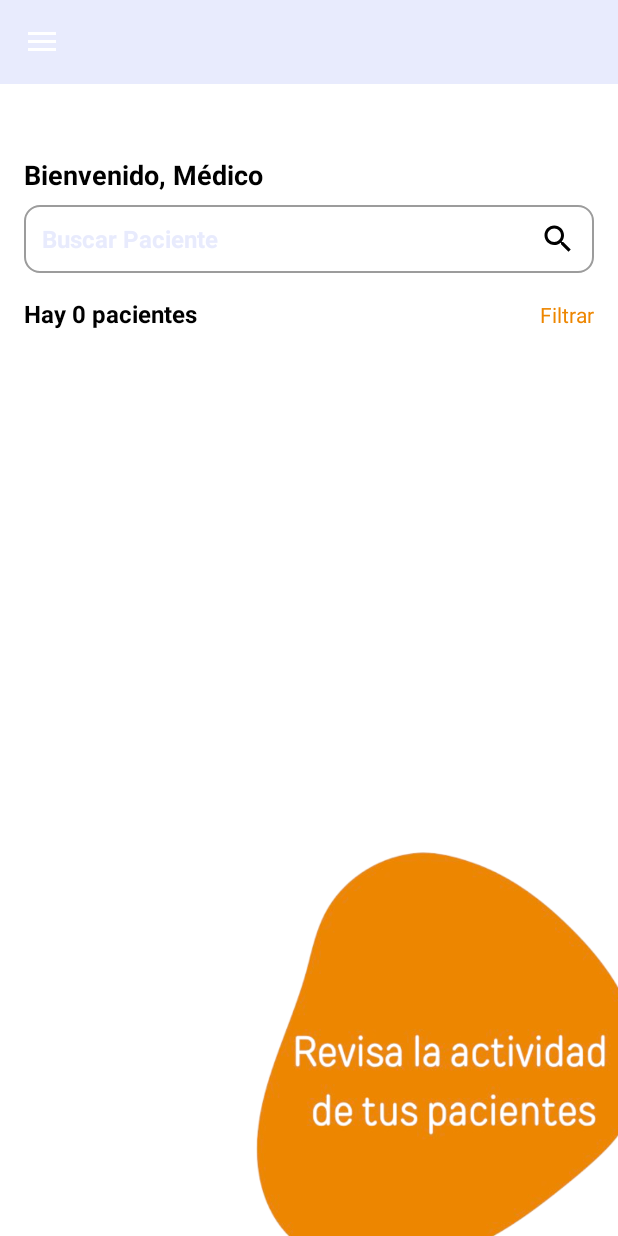
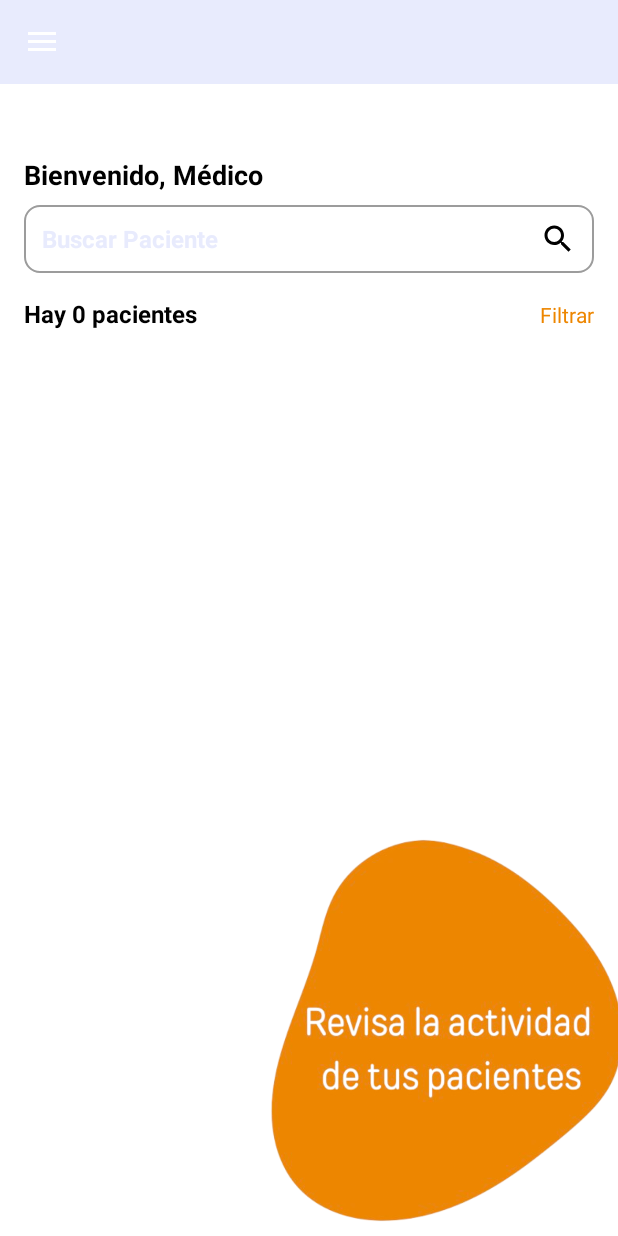
Before and after one commit to Doblado3/NutriMatev1, an Android app: the HomeFragmentMed screen opened directly, with no data from a screen before it, on a phone screen of 412 x 824 dp. Run offline under Robolectric (Android 15) with nearby library versions, the phone set to English and light mode, and no system bars; our stand-ins replace Firebase (no records; nobody signed in at launch, a user with empty details on screens opened directly).

```diff
--- a/app/src/main/java/com/example/nutrimatev1/modelo/Paciente.kt
+++ b/app/src/main/java/com/example/nutrimatev1/modelo/Paciente.kt
@@ -2,5 +2,6 @@ package com.example.nutrimatev1.modelo
 
 import java.util.Calendar
 
-class Paciente(val id:String,val nombre: String, val apellidos: String) {
+class Paciente(val id:String,val nombre: String, val fechaNac: String, val telefono: String, val sexo: String, val apellidos: String) {
+
 }
--- a/app/src/main/res/layout/fragment_home_med.xml
+++ b/app/src/main/res/layout/fragment_home_med.xml
@@ -9,21 +9,19 @@
 
     <ImageView
         android:id="@+id/imageView2"
-        android:layout_width="400dp"
-        android:layout_height="300dp"
+        android:layout_width="371dp"
+        android:layout_height="274dp"
         android:layout_marginStart="180dp"
-        android:layout_marginTop="550dp"
-        android:layout_marginBottom="16dp"
         android:src="@drawable/revisa_forma"
         app:layout_constraintBottom_toBottomOf="parent"
         app:layout_constraintEnd_toEndOf="parent"
-        app:layout_constraintStart_toStartOf="parent"
-        app:layout_constraintTop_toTopOf="@+id/scrollView2" />
+        app:layout_constraintHorizontal_bias="0.508"
+        app:layout_constraintStart_toStartOf="parent" />
 
     <ScrollView
         android:id="@+id/scrollView2"
         android:layout_width="match_parent"
-        android:layout_height="match_parent">
+        android:layout_height="wrap_content">
 
         <LinearLayout
             android:layout_width="match_parent"
--- a/app/src/main/res/layout/layout_pacientes.xml
+++ b/app/src/main/res/layout/layout_pacientes.xml
@@ -29,12 +29,12 @@
         app:layout_constraintTop_toTopOf="parent" />
 
     <TextView
-        android:id="@+id/textView_apellidosPac"
+        android:id="@+id/textView_emailPac"
         android:layout_width="wrap_content"
         android:layout_height="wrap_content"
         android:paddingLeft="8dp"
-        android:text="Fecha"
-        android:textColor="@color/grey"
+        android:text="Email"
+        android:textColor="@color/black"
         android:textSize="16sp"
         app:layout_constraintBottom_toBottomOf="parent"
         app:layout_constraintStart_toStartOf="@+id/textView_nombrePac" />
```
Also changed, not shown: app/src/main/java/com/example/nutrimatev1/administrador/AsigMedFragmentAdm.kt (+12 -2 lines), app/src/main/java/com/example/nutrimatev1/medico/DetallesPacFragmentMed.kt (+8 -9 lines), app/src/main/java/com/example/nutrimatev1/medico/HomeFragmentMed.kt (+14 -10 lines).
